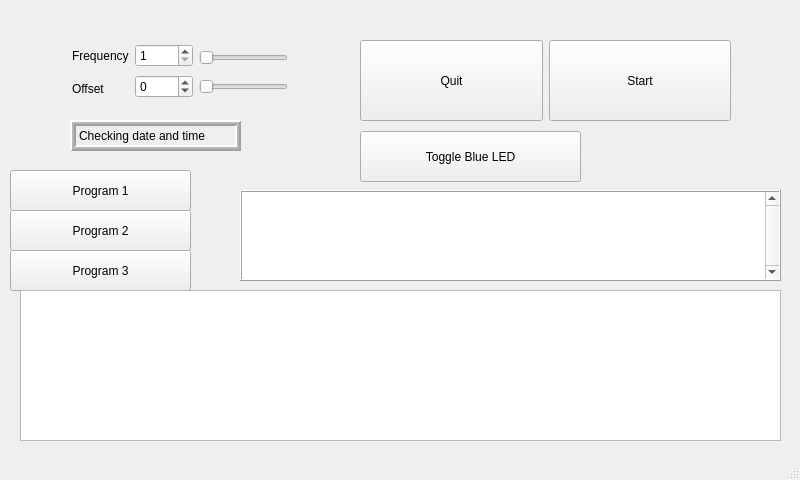
First picture: the form in test0/gui.ui, repository ursl/tessie, before the edit.
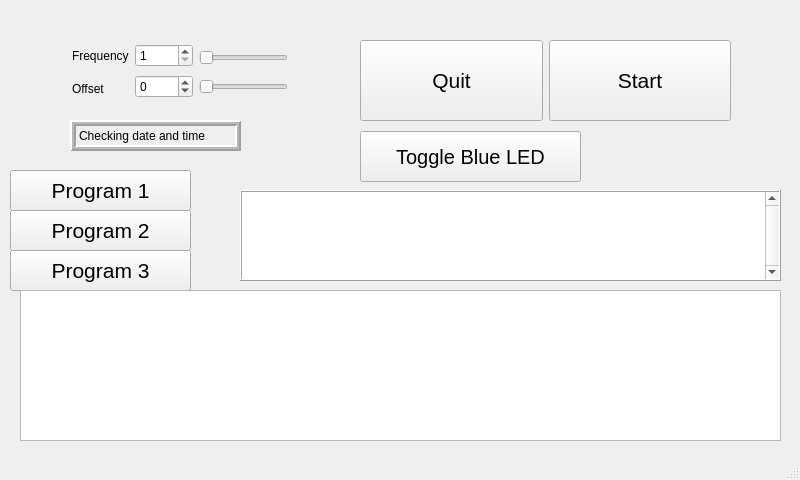
Second picture: the form after the edit. Custom widgets are drawn as their Qt base class.

Commit message: increase font size (just to exercise the entire devel chain)

```diff
--- a/test0/gui.ui
+++ b/test0/gui.ui
@@ -107,6 +107,11 @@
          <verstretch>0</verstretch>
         </sizepolicy>
        </property>
+       <property name="font">
+        <font>
+         <pointsize>16</pointsize>
+        </font>
+       </property>
        <property name="text">
         <string>Quit</string>
        </property>
@@ -190,6 +195,11 @@
          </disabled>
         </palette>
        </property>
+       <property name="font">
+        <font>
+         <pointsize>16</pointsize>
+        </font>
+       </property>
        <property name="autoFillBackground">
         <bool>false</bool>
        </property>
@@ -289,6 +299,12 @@
       <height>51</height>
      </rect>
     </property>
+    <property name="font">
+     <font>
+      <pointsize>15</pointsize>
+      <underline>false</underline>
+     </font>
+    </property>
     <property name="text">
      <string>Toggle Blue LED</string>
     </property>
@@ -302,6 +318,11 @@
       <height>41</height>
      </rect>
     </property>
+    <property name="font">
+     <font>
+      <pointsize>16</pointsize>
+     </font>
+    </property>
     <property name="text">
      <string>Program 1</string>
     </property>
@@ -315,6 +336,11 @@
       <height>41</height>
      </rect>
     </property>
+    <property name="font">
+     <font>
+      <pointsize>16</pointsize>
+     </font>
+    </property>
     <property name="text">
      <string>Program 2</string>
     </property>
@@ -328,6 +354,11 @@
       <height>41</height>
      </rect>
     </property>
+    <property name="font">
+     <font>
+      <pointsize>16</pointsize>
+     </font>
+    </property>
     <property name="text">
      <string>Program 3</string>
     </property>
```
